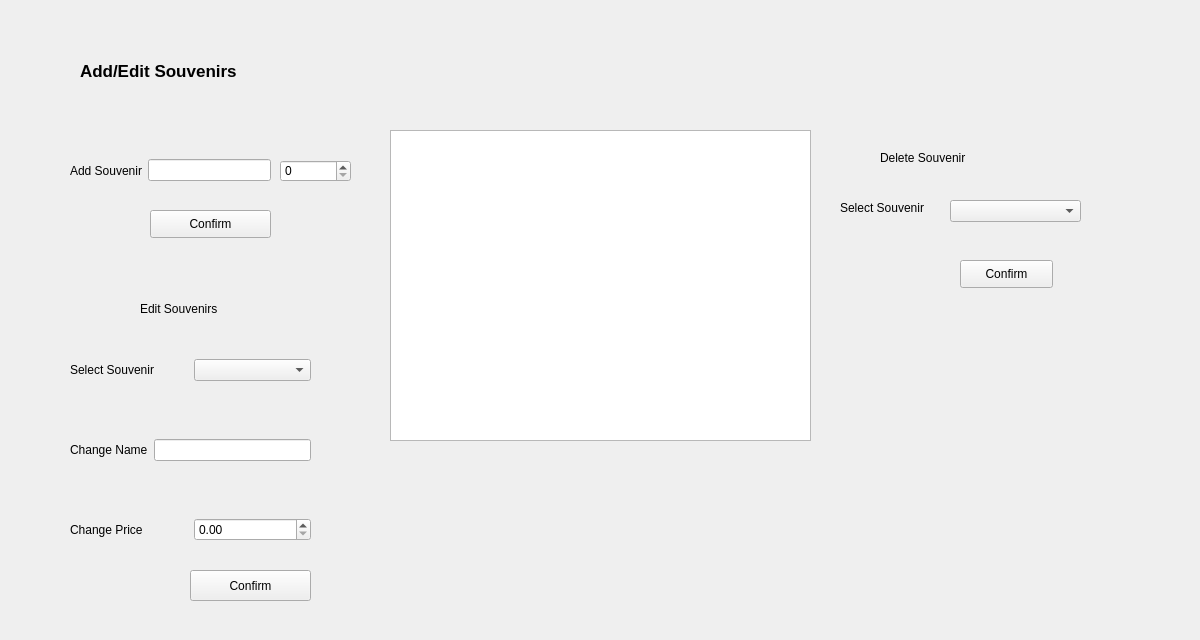
First picture: the form in CS1D-Basketball-master/Basketball/adminsouvenirs.ui, repository moetaei/CS1D-Basketball, before the edit.
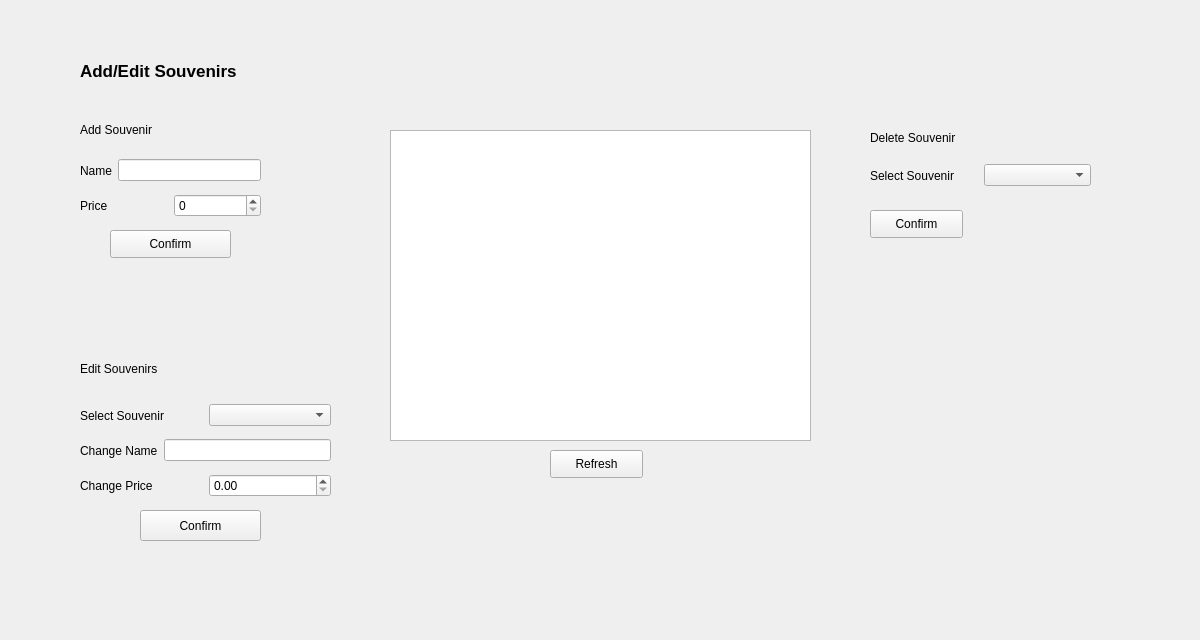
Second picture: the form after the edit.

Commit message: Working on Admin Souvenir

What changed in the file:
```diff
--- a/CS1D-Basketball-master/Basketball/adminsouvenirs.ui
+++ b/CS1D-Basketball-master/Basketball/adminsouvenirs.ui
@@ -50,17 +50,17 @@
   <widget class="QWidget" name="horizontalLayoutWidget">
    <property name="geometry">
     <rect>
-     <x>70</x>
+     <x>80</x>
      <y>150</y>
-     <width>201</width>
+     <width>181</width>
      <height>41</height>
     </rect>
    </property>
    <layout class="QHBoxLayout" name="horizontalLayout">
     <item>
-     <widget class="QLabel" name="addSouvLabel">
+     <widget class="QLabel" name="label_4">
       <property name="text">
-       <string>Add Souvenir</string>
+       <string>Name</string>
       </property>
      </widget>
     </item>
@@ -72,8 +72,8 @@
   <widget class="QLabel" name="editSourLabel">
    <property name="geometry">
     <rect>
-     <x>140</x>
-     <y>270</y>
+     <x>80</x>
+     <y>330</y>
      <width>239</width>
      <height>78</height>
     </rect>
@@ -85,10 +85,10 @@
   <widget class="QWidget" name="horizontalLayoutWidget_3">
    <property name="geometry">
     <rect>
-     <x>70</x>
-     <y>410</y>
-     <width>241</width>
-     <height>80</height>
+     <x>80</x>
+     <y>430</y>
+     <width>251</width>
+     <height>41</height>
     </rect>
    </property>
    <layout class="QHBoxLayout" name="horizontalLayout_3">
@@ -104,21 +104,11 @@
     </item>
    </layout>
   </widget>
-  <widget class="QSpinBox" name="addPrice">
+  <widget class="QPushButton" name="confirmAddSouvenir">
    <property name="geometry">
     <rect>
-     <x>280</x>
-     <y>160</y>
-     <width>71</width>
-     <height>22</height>
-    </rect>
-   </property>
-  </widget>
-  <widget class="QPushButton" name="pushButton">
-   <property name="geometry">
-    <rect>
-     <x>150</x>
-     <y>210</y>
+     <x>110</x>
+     <y>230</y>
      <width>121</width>
      <height>28</height>
     </rect>
@@ -130,8 +120,8 @@
   <widget class="QPushButton" name="pushButton_2">
    <property name="geometry">
     <rect>
-     <x>190</x>
-     <y>570</y>
+     <x>140</x>
+     <y>510</y>
      <width>121</width>
      <height>31</height>
     </rect>
@@ -143,8 +133,8 @@
   <widget class="QLabel" name="label_2">
    <property name="geometry">
     <rect>
-     <x>880</x>
-     <y>150</y>
+     <x>870</x>
+     <y>130</y>
      <width>101</width>
      <height>16</height>
     </rect>
@@ -153,29 +143,6 @@
     <string>Delete Souvenir</string>
    </property>
   </widget>
-  <widget class="QComboBox" name="comboBox_2">
-   <property name="geometry">
-    <rect>
-     <x>950</x>
-     <y>200</y>
-     <width>131</width>
-     <height>22</height>
-    </rect>
-   </property>
-  </widget>
-  <widget class="QLabel" name="label_3">
-   <property name="geometry">
-    <rect>
-     <x>840</x>
-     <y>200</y>
-     <width>91</width>
-     <height>16</height>
-    </rect>
-   </property>
-   <property name="text">
-    <string>Select Souvenir</string>
-   </property>
-  </widget>
   <widget class="QComboBox" name="comboBox_3">
    <property name="geometry">
     <rect>
@@ -189,10 +156,10 @@
   <widget class="QWidget" name="horizontalLayoutWidget_2">
    <property name="geometry">
     <rect>
-     <x>70</x>
-     <y>330</y>
-     <width>241</width>
-     <height>80</height>
+     <x>80</x>
+     <y>400</y>
+     <width>251</width>
+     <height>31</height>
     </rect>
    </property>
    <layout class="QHBoxLayout" name="horizontalLayout_2">
@@ -211,10 +178,10 @@
   <widget class="QWidget" name="horizontalLayoutWidget_4">
    <property name="geometry">
     <rect>
-     <x>70</x>
-     <y>490</y>
-     <width>241</width>
-     <height>80</height>
+     <x>80</x>
+     <y>470</y>
+     <width>251</width>
+     <height>31</height>
     </rect>
    </property>
    <layout class="QHBoxLayout" name="horizontalLayout_4">
@@ -233,8 +200,8 @@
   <widget class="QPushButton" name="pushButton_3">
    <property name="geometry">
     <rect>
-     <x>960</x>
-     <y>260</y>
+     <x>870</x>
+     <y>210</y>
      <width>93</width>
      <height>28</height>
     </rect>
@@ -243,6 +210,76 @@
     <string>Confirm</string>
    </property>
   </widget>
+  <widget class="QLabel" name="addSouvLabel">
+   <property name="geometry">
+    <rect>
+     <x>80</x>
+     <y>110</y>
+     <width>259</width>
+     <height>39</height>
+    </rect>
+   </property>
+   <property name="text">
+    <string>Add Souvenir</string>
+   </property>
+  </widget>
+  <widget class="QWidget" name="horizontalLayoutWidget_5">
+   <property name="geometry">
+    <rect>
+     <x>80</x>
+     <y>190</y>
+     <width>181</width>
+     <height>31</height>
+    </rect>
+   </property>
+   <layout class="QHBoxLayout" name="horizontalLayout_5">
+    <item>
+     <widget class="QLabel" name="label_5">
+      <property name="text">
+       <string>Price</string>
+      </property>
+     </widget>
+    </item>
+    <item>
+     <widget class="QSpinBox" name="addPrice"/>
+    </item>
+   </layout>
+  </widget>
+  <widget class="QWidget" name="horizontalLayoutWidget_6">
+   <property name="geometry">
+    <rect>
+     <x>870</x>
+     <y>160</y>
+     <width>221</width>
+     <height>31</height>
+    </rect>
+   </property>
+   <layout class="QHBoxLayout" name="horizontalLayout_6">
+    <item>
+     <widget class="QLabel" name="label_3">
+      <property name="text">
+       <string>Select Souvenir</string>
+      </property>
+     </widget>
+    </item>
+    <item>
+     <widget class="QComboBox" name="deleteSouvenir"/>
+    </item>
+   </layout>
+  </widget>
+  <widget class="QPushButton" name="refreshTable">
+   <property name="geometry">
+    <rect>
+     <x>550</x>
+     <y>450</y>
+     <width>93</width>
+     <height>28</height>
+    </rect>
+   </property>
+   <property name="text">
+    <string>Refresh</string>
+   </property>
+  </widget>
  </widget>
  <resources/>
  <connections/>
```
Left out of the diff: 6 changed lines with no effect on the pictures. The commit also changes 3 other files.
